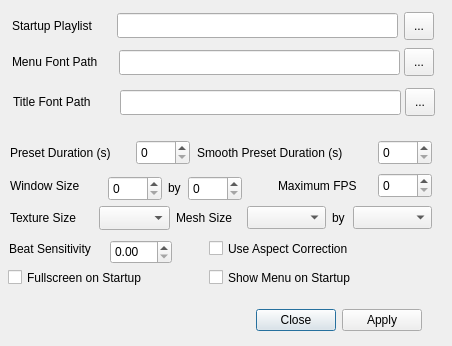
Qt form src/qprojectM/src/QProjectMConfigDialog.ui (projectM-visualizer/projectm) before a commit.
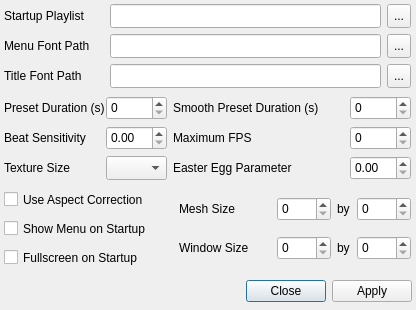
The same form after that commit.

Commit message: a slightly better config dialog ui

What changed in the file:
```diff
--- a/src/qprojectM/src/QProjectMConfigDialog.ui
+++ b/src/qprojectM/src/QProjectMConfigDialog.ui
@@ -5,8 +5,8 @@
    <rect>
     <x>0</x>
     <y>0</y>
-    <width>452</width>
-    <height>346</height>
+    <width>416</width>
+    <height>310</height>
    </rect>
   </property>
   <property name="windowTitle" >
@@ -15,10 +15,10 @@
   <widget class="QLabel" name="label" >
    <property name="geometry" >
     <rect>
-     <x>12</x>
-     <y>48</y>
+     <x>4</x>
+     <y>34</y>
      <width>100</width>
-     <height>28</height>
+     <height>24</height>
     </rect>
    </property>
    <property name="sizePolicy" >
@@ -40,10 +40,10 @@
   <widget class="QToolButton" name="fontPathToolButton" >
    <property name="geometry" >
     <rect>
-     <x>404</x>
-     <y>48</y>
-     <width>30</width>
-     <height>28</height>
+     <x>387</x>
+     <y>34</y>
+     <width>24</width>
+     <height>24</height>
     </rect>
    </property>
    <property name="text" >
@@ -53,10 +53,10 @@
   <widget class="QLineEdit" name="menuFontPathLineEdit" >
    <property name="geometry" >
     <rect>
-     <x>119</x>
-     <y>50</y>
-     <width>281</width>
-     <height>25</height>
+     <x>110</x>
+     <y>34</y>
+     <width>271</width>
+     <height>24</height>
     </rect>
    </property>
    <property name="sizePolicy" >
@@ -75,10 +75,10 @@
   <widget class="QLabel" name="label_2" >
    <property name="geometry" >
     <rect>
-     <x>12</x>
-     <y>12</y>
-     <width>96</width>
-     <height>28</height>
+     <x>4</x>
+     <y>4</y>
+     <width>100</width>
+     <height>24</height>
     </rect>
    </property>
    <property name="sizePolicy" >
@@ -100,10 +100,10 @@
   <widget class="QToolButton" name="startupPlaylistToolButton" >
    <property name="geometry" >
     <rect>
-     <x>404</x>
-     <y>12</y>
-     <width>30</width>
-     <height>28</height>
+     <x>387</x>
+     <y>4</y>
+     <width>24</width>
+     <height>24</height>
     </rect>
    </property>
    <property name="text" >
@@ -113,10 +113,10 @@
   <widget class="QLineEdit" name="startupPlaylistLineEdit" >
    <property name="geometry" >
     <rect>
-     <x>117</x>
-     <y>13</y>
-     <width>281</width>
-     <height>25</height>
+     <x>110</x>
+     <y>4</y>
+     <width>271</width>
+     <height>24</height>
     </rect>
    </property>
    <property name="sizePolicy" >
@@ -135,10 +135,10 @@
   <widget class="QLabel" name="label_3" >
    <property name="geometry" >
     <rect>
-     <x>10</x>
-     <y>140</y>
-     <width>121</width>
-     <height>25</height>
+     <x>4</x>
+     <y>96</y>
+     <width>163</width>
+     <height>24</height>
     </rect>
    </property>
    <property name="text" >
@@ -148,10 +148,10 @@
   <widget class="QSpinBox" name="presetDurationSpinBox" >
    <property name="geometry" >
     <rect>
-     <x>136</x>
-     <y>140</y>
-     <width>54</width>
-     <height>25</height>
+     <x>106</x>
+     <y>96</y>
+     <width>61</width>
+     <height>24</height>
     </rect>
    </property>
    <property name="toolTip" >
@@ -164,10 +164,10 @@
   <widget class="QLabel" name="label_4" >
    <property name="geometry" >
     <rect>
-     <x>197</x>
-     <y>140</y>
-     <width>176</width>
-     <height>25</height>
+     <x>173</x>
+     <y>96</y>
+     <width>171</width>
+     <height>24</height>
     </rect>
    </property>
    <property name="text" >
@@ -177,10 +177,10 @@
   <widget class="QSpinBox" name="smoothPresetDurationSpinBox" >
    <property name="geometry" >
     <rect>
-     <x>378</x>
-     <y>140</y>
-     <width>54</width>
-     <height>25</height>
+     <x>350</x>
+     <y>96</y>
+     <width>61</width>
+     <height>24</height>
     </rect>
    </property>
    <property name="toolTip" >
@@ -193,10 +193,10 @@
   <widget class="QLabel" name="label_5" >
    <property name="geometry" >
     <rect>
-     <x>10</x>
-     <y>173</y>
-     <width>115</width>
-     <height>25</height>
+     <x>179</x>
+     <y>236</y>
+     <width>92</width>
+     <height>24</height>
     </rect>
    </property>
    <property name="sizePolicy" >
@@ -212,10 +212,10 @@
   <widget class="QLabel" name="label_6" >
    <property name="geometry" >
     <rect>
-     <x>278</x>
-     <y>176</y>
-     <width>101</width>
-     <height>20</height>
+     <x>173</x>
+     <y>126</y>
+     <width>171</width>
+     <height>24</height>
     </rect>
    </property>
    <property name="sizePolicy" >
@@ -231,10 +231,10 @@
   <widget class="QSpinBox" name="maxFPSSpinBox" >
    <property name="geometry" >
     <rect>
-     <x>378</x>
-     <y>173</y>
-     <width>54</width>
-     <height>25</height>
+     <x>350</x>
+     <y>126</y>
+     <width>61</width>
+     <height>24</height>
     </rect>
    </property>
    <property name="sizePolicy" >
@@ -253,10 +253,10 @@
   <widget class="QSpinBox" name="windowHeightSpinBox" >
    <property name="geometry" >
     <rect>
-     <x>108</x>
-     <y>176</y>
+     <x>277</x>
+     <y>236</y>
      <width>54</width>
-     <height>25</height>
+     <height>24</height>
     </rect>
    </property>
    <property name="toolTip" >
@@ -275,10 +275,10 @@
   <widget class="QLabel" name="label_10" >
    <property name="geometry" >
     <rect>
-     <x>332</x>
-     <y>206</y>
+     <x>337</x>
+     <y>197</y>
      <width>16</width>
-     <height>23</height>
+     <height>24</height>
     </rect>
    </property>
    <property name="sizePolicy" >
@@ -294,10 +294,10 @@
   <widget class="QLabel" name="label_7" >
    <property name="geometry" >
     <rect>
-     <x>10</x>
-     <y>206</y>
-     <width>81</width>
-     <height>23</height>
+     <x>4</x>
+     <y>156</y>
+     <width>96</width>
+     <height>24</height>
     </rect>
    </property>
    <property name="sizePolicy" >
@@ -313,9 +313,9 @@
   <widget class="QComboBox" name="textureSizeComboBox" >
    <property name="geometry" >
     <rect>
-     <x>99</x>
-     <y>206</y>
-     <width>71</width>
+     <x>106</x>
+     <y>156</y>
+     <width>61</width>
      <height>24</height>
     </rect>
    </property>
@@ -329,29 +329,13 @@
     <enum>QComboBox::AdjustToMinimumContentsLength</enum>
    </property>
   </widget>
-  <widget class="QComboBox" name="meshSizeYComboBox" >
-   <property name="geometry" >
-    <rect>
-     <x>353</x>
-     <y>206</y>
-     <width>79</width>
-     <height>23</height>
-    </rect>
-   </property>
-   <property name="sizePolicy" >
-    <sizepolicy vsizetype="Fixed" hsizetype="MinimumExpanding" >
-     <horstretch>1</horstretch>
-     <verstretch>0</verstretch>
-    </sizepolicy>
-   </property>
-  </widget>
   <widget class="QLabel" name="label_8" >
    <property name="geometry" >
     <rect>
-     <x>176</x>
-     <y>206</y>
-     <width>65</width>
-     <height>23</height>
+     <x>179</x>
+     <y>197</y>
+     <width>66</width>
+     <height>24</height>
     </rect>
    </property>
    <property name="sizePolicy" >
@@ -364,28 +348,12 @@
     <string>Mesh Size</string>
    </property>
   </widget>
-  <widget class="QComboBox" name="meshSizeXComboBox" >
-   <property name="geometry" >
-    <rect>
-     <x>247</x>
-     <y>206</y>
-     <width>79</width>
-     <height>23</height>
-    </rect>
-   </property>
-   <property name="sizePolicy" >
-    <sizepolicy vsizetype="Fixed" hsizetype="MinimumExpanding" >
-     <horstretch>1</horstretch>
-     <verstretch>0</verstretch>
-    </sizepolicy>
-   </property>
-  </widget>
   <widget class="QCheckBox" name="fullscreenOnStartupCheckBox" >
    <property name="geometry" >
     <rect>
-     <x>8</x>
-     <y>266</y>
-     <width>156</width>
+     <x>4</x>
+     <y>246</y>
+     <width>167</width>
      <height>23</height>
     </rect>
    </property>
@@ -402,9 +370,9 @@
   <widget class="QCheckBox" name="menuOnStartupCheckBox" >
    <property name="geometry" >
     <rect>
-     <x>209</x>
-     <y>266</y>
-     <width>166</width>
+     <x>4</x>
+     <y>217</y>
+     <width>167</width>
      <height>23</height>
     </rect>
    </property>
@@ -421,12 +389,15 @@
   <widget class="QDialogButtonBox" name="buttonBox" >
    <property name="geometry" >
     <rect>
-     <x>11</x>
-     <y>305</y>
-     <width>411</width>
+     <x>178</x>
+     <y>276</y>
+     <width>234</width>
      <height>30</height>
     </rect>
    </property>
+   <property name="layoutDirection" >
+    <enum>Qt::LeftToRight</enum>
+   </property>
    <property name="orientation" >
     <enum>Qt::Horizontal</enum>
    </property>
@@ -437,10 +408,10 @@
   <widget class="QSpinBox" name="windowWidthSpinBox" >
    <property name="geometry" >
     <rect>
-     <x>188</x>
-     <y>176</y>
+     <x>357</x>
+     <y>236</y>
      <width>54</width>
-     <height>25</height>
+     <height>24</height>
     </rect>
    </property>
    <property name="toolTip" >
@@ -453,10 +424,10 @@
   <widget class="QLabel" name="label_11" >
    <property name="geometry" >
     <rect>
-     <x>168</x>
-     <y>176</y>
+     <x>337</x>
+     <y>236</y>
      <width>16</width>
-     <height>23</height>
+     <height>24</height>
     </rect>
    </property>
    <property name="sizePolicy" >
@@ -472,9 +443,9 @@
   <widget class="QCheckBox" name="useAspectCorrectionCheckBox" >
    <property name="geometry" >
     <rect>
-     <x>209</x>
-     <y>237</y>
-     <width>166</width>
+     <x>4</x>
+     <y>188</y>
+     <width>167</width>
      <height>23</height>
     </rect>
    </property>
@@ -491,8 +462,8 @@
   <widget class="QLabel" name="label_12" >
    <property name="geometry" >
     <rect>
-     <x>9</x>
-     <y>237</y>
+     <x>4</x>
+     <y>126</y>
      <width>96</width>
      <height>24</height>
     </rect>
@@ -510,10 +481,10 @@
   <widget class="QToolButton" name="titleFontPathToolButton" >
    <property name="geometry" >
     <rect>
-     <x>405</x>
-     <y>88</y>
-     <width>30</width>
-     <height>28</height>
+     <x>387</x>
+     <y>64</y>
+     <width>24</width>
+     <height>24</height>
     </rect>
    </property>
    <property name="text" >
@@ -523,10 +494,10 @@
   <widget class="QLabel" name="label_9" >
    <property name="geometry" >
     <rect>
-     <x>13</x>
-     <y>88</y>
+     <x>4</x>
+     <y>64</y>
      <width>100</width>
-     <height>28</height>
+     <height>24</height>
     </rect>
    </property>
    <property name="sizePolicy" >
@@ -548,10 +519,10 @@
   <widget class="QLineEdit" name="titleFontPathLineEdit" >
    <property name="geometry" >
     <rect>
-     <x>120</x>
-     <y>90</y>
-     <width>281</width>
-     <height>25</height>
+     <x>110</x>
+     <y>64</y>
+     <width>271</width>
+     <height>24</height>
     </rect>
    </property>
    <property name="sizePolicy" >
@@ -570,13 +541,74 @@
   <widget class="QDoubleSpinBox" name="beatSensitivitySpinBox" >
    <property name="geometry" >
     <rect>
-     <x>110</x>
-     <y>240</y>
-     <width>62</width>
+     <x>106</x>
+     <y>126</y>
+     <width>61</width>
      <height>24</height>
     </rect>
    </property>
   </widget>
+  <widget class="QLabel" name="label_13" >
+   <property name="geometry" >
+    <rect>
+     <x>173</x>
+     <y>156</y>
+     <width>171</width>
+     <height>24</height>
+    </rect>
+   </property>
+   <property name="sizePolicy" >
+    <sizepolicy vsizetype="Preferred" hsizetype="MinimumExpanding" >
+     <horstretch>0</horstretch>
+     <verstretch>0</verstretch>
+    </sizepolicy>
+   </property>
+   <property name="text" >
+    <string>Easter Egg Parameter</string>
+   </property>
+  </widget>
+  <widget class="QDoubleSpinBox" name="beatSensitivitySpinBox_2" >
+   <property name="geometry" >
+    <rect>
+     <x>350</x>
+     <y>156</y>
+     <width>61</width>
+     <height>24</height>
+    </rect>
+   </property>
+  </widget>
+  <widget class="QSpinBox" name="meshSizeHeightSpinBox" >
+   <property name="geometry" >
+    <rect>
+     <x>357</x>
+     <y>197</y>
+     <width>54</width>
+     <height>24</height>
+    </rect>
+   </property>
+   <property name="toolTip" >
+    <string>&lt;html>&lt;head>&lt;meta name="qrichtext" content="1" />&lt;style type="text/css">
+p, li { white-space: pre-wrap; }
+&lt;/style>&lt;/head>&lt;body style=" font-family:'Sans Serif'; font-size:10pt; font-weight:400; font-style:normal;">
+&lt;p style=" margin-top:0px; margin-bottom:0px; margin-left:0px; margin-right:0px; -qt-block-indent:0; text-indent:0px; font-size:9pt;">This modifies the vertical component of the startup window size&lt;/p>&lt;/body>&lt;/html></string>
+   </property>
+  </widget>
+  <widget class="QSpinBox" name="meshSizeWidthSpinBox" >
+   <property name="geometry" >
+    <rect>
+     <x>277</x>
+     <y>197</y>
+     <width>54</width>
+     <height>24</height>
+    </rect>
+   </property>
+   <property name="toolTip" >
+    <string>&lt;html>&lt;head>&lt;meta name="qrichtext" content="1" />&lt;style type="text/css">
+p, li { white-space: pre-wrap; }
+&lt;/style>&lt;/head>&lt;body style=" font-family:'Sans Serif'; font-size:10pt; font-weight:400; font-style:normal;">
+&lt;p style=" margin-top:0px; margin-bottom:0px; margin-left:0px; margin-right:0px; -qt-block-indent:0; text-indent:0px; font-size:9pt;">This modifies the vertical component of the startup window size&lt;/p>&lt;/body>&lt;/html></string>
+   </property>
+  </widget>
  </widget>
  <resources/>
  <connections/>
```
Left out of the diff: 4 changed lines with no effect on the pictures.
